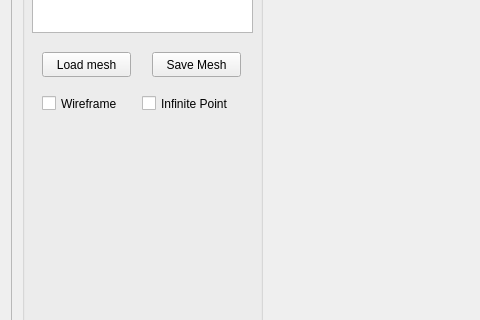
ljsp/Mesh_Computer_Geometry, file Source/mainwindow.ui: the form before one commit; both pictures show x 0 to 480 and y 109 to 429 of the 1280 by 720 pixel window.
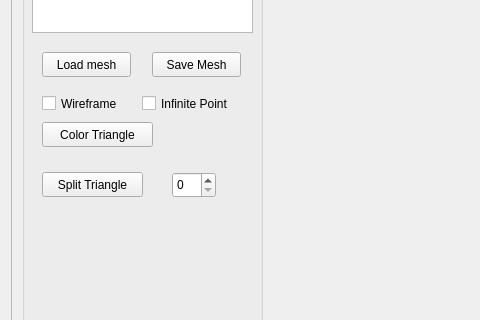
The form after the commit. Icons and pictures are not drawn. Custom widgets are drawn as their Qt base class.

Patch:
```diff
--- a/Source/mainwindow.ui
+++ b/Source/mainwindow.ui
@@ -153,6 +153,42 @@
             </rect>
            </property>
           </widget>
+          <widget class="QPushButton" name="color_triangle">
+           <property name="geometry">
+            <rect>
+             <x>20</x>
+             <y>180</y>
+             <width>111</width>
+             <height>25</height>
+            </rect>
+           </property>
+           <property name="text">
+            <string>Color Triangle</string>
+           </property>
+          </widget>
+          <widget class="QPushButton" name="splitButton">
+           <property name="geometry">
+            <rect>
+             <x>20</x>
+             <y>230</y>
+             <width>101</width>
+             <height>25</height>
+            </rect>
+           </property>
+           <property name="text">
+            <string>Split Triangle</string>
+           </property>
+          </widget>
+          <widget class="QSpinBox" name="numberSplitSpinBox">
+           <property name="geometry">
+            <rect>
+             <x>150</x>
+             <y>230</y>
+             <width>44</width>
+             <height>26</height>
+            </rect>
+           </property>
+          </widget>
          </widget>
         </widget>
        </item>
```
